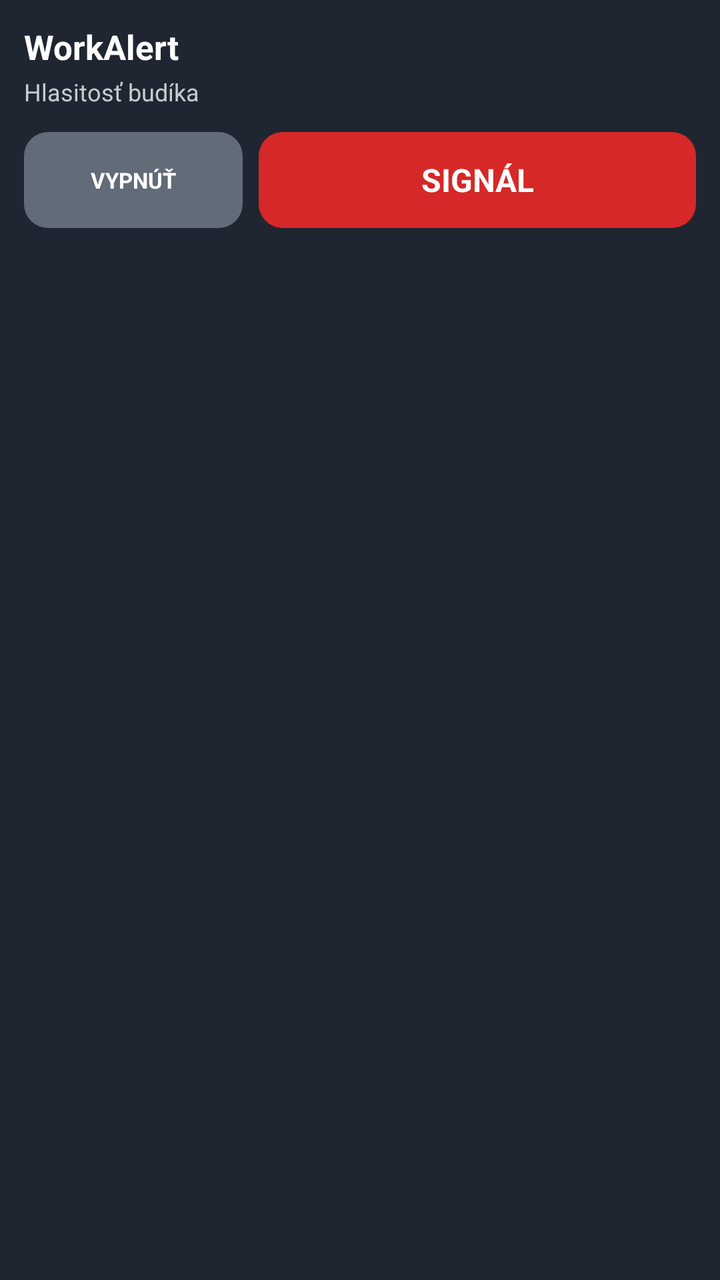
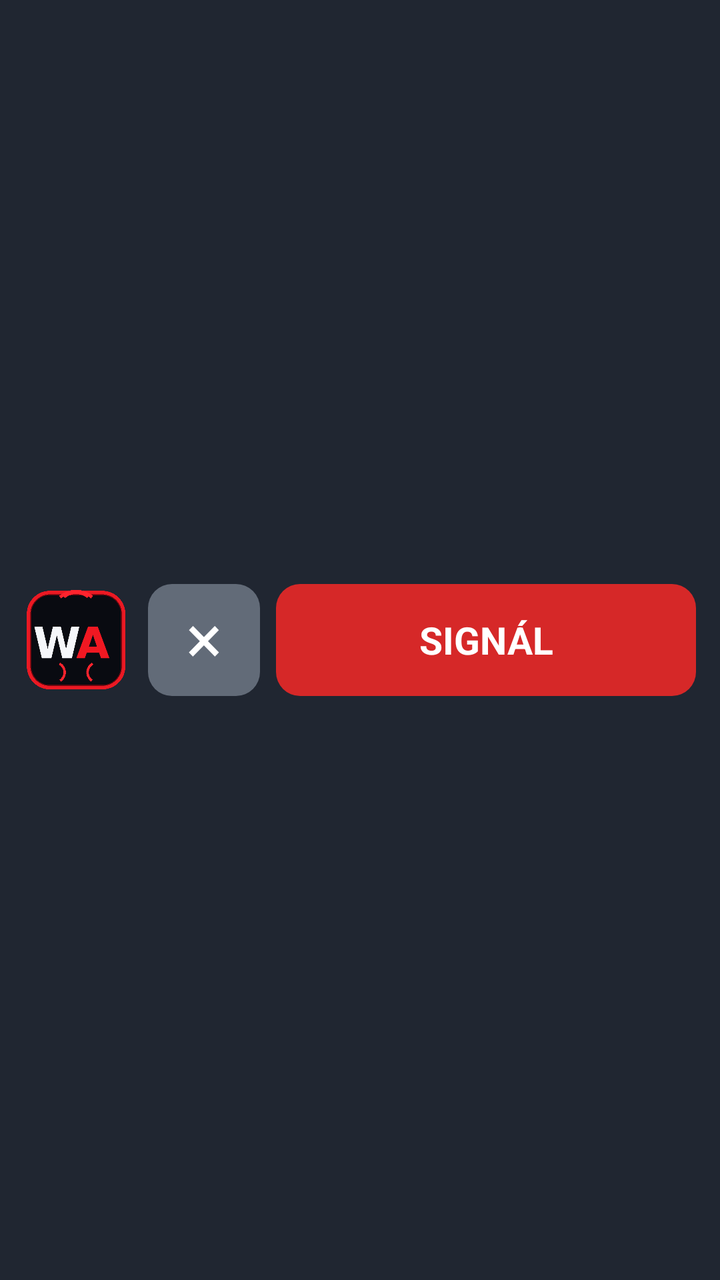

Before-and-after screenshots of an Android layout around one commit, followed by the original layout XML and the change that was made.
<!-- AndroidManifest.xml: application theme android:Theme.Material.Light.NoActionBar -->
<!-- res/layout/notification_workalert_expanded.xml -->
<?xml version="1.0" encoding="utf-8"?>
<LinearLayout xmlns:android="http://schemas.android.com/apk/res/android"
    android:layout_width="match_parent"
    android:layout_height="wrap_content"
    android:orientation="vertical"
    android:padding="12dp"
    android:background="#202631">

    <TextView
        android:id="@+id/notification_title"
        android:layout_width="wrap_content"
        android:layout_height="wrap_content"
        android:text="WorkAlert"
        android:textColor="#FFFFFF"
        android:textSize="17sp"
        android:textStyle="bold" />

    <TextView
        android:id="@+id/notification_status"
        android:layout_width="wrap_content"
        android:layout_height="wrap_content"
        android:layout_marginTop="3dp"
        android:text="Hlasitosť budíka"
        android:textColor="#C7CBD2"
        android:textSize="12sp" />

    <LinearLayout
        android:layout_width="match_parent"
        android:layout_height="wrap_content"
        android:orientation="horizontal"
        android:gravity="center_vertical"
        android:layout_marginTop="12dp">

        <TextView
            android:id="@+id/action_stop"
            android:layout_width="0dp"
            android:layout_height="48dp"
            android:layout_weight="1"
            android:layout_marginEnd="8dp"
            android:background="@drawable/workalert_button_grey"
            android:gravity="center"
            android:text="VYPNÚŤ"
            android:textColor="#FFFFFF"
            android:textSize="11sp"
            android:textStyle="bold" />

        <TextView
            android:id="@+id/action_signal"
            android:layout_width="0dp"
            android:layout_height="48dp"
            android:layout_weight="2"
            android:background="@drawable/workalert_button_red"
            android:gravity="center"
            android:text="SIGNÁL"
            android:textColor="#FFFFFF"
            android:textSize="16sp"
            android:textStyle="bold" />
    </LinearLayout>

</LinearLayout>
<!-- resources referenced by this layout -->
<resources>
  <!-- drawable workalert_button_grey (drawable) -->
  <?xml version="1.0" encoding="utf-8"?>
  <shape xmlns:android="http://schemas.android.com/apk/res/android">
      <solid android:color="#626B78" />
      <corners android:radius="12dp" />
  </shape>
  <!-- drawable workalert_button_red (drawable) -->
  <?xml version="1.0" encoding="utf-8"?>
  <shape xmlns:android="http://schemas.android.com/apk/res/android">
      <solid android:color="#D62828" />
      <corners android:radius="12dp" />
  </shape>
</resources>

<!-- the commit's change to res/layout/notification_workalert_expanded.xml (unified diff, before → after) -->
@@ -2,59 +2,46 @@
 <LinearLayout xmlns:android="http://schemas.android.com/apk/res/android"
     android:layout_width="match_parent"
     android:layout_height="wrap_content"
-    android:orientation="vertical"
-    android:padding="12dp"
+    android:orientation="horizontal"
+    android:gravity="center_vertical"
+    android:paddingStart="12dp"
+    android:paddingEnd="12dp"
+    android:paddingTop="14dp"
+    android:paddingBottom="14dp"
     android:background="#202631">
 
+    <ImageView
+        android:id="@+id/workalert_logo"
+        android:layout_width="52dp"
+        android:layout_height="52dp"
+        android:layout_marginEnd="10dp"
+        android:scaleType="fitCenter"
+        android:src="@drawable/workalert_logo"
+        android:contentDescription="WorkAlert WA" />
+
     <TextView
-        android:id="@+id/notification_title"
-        android:layout_width="wrap_content"
-        android:layout_height="wrap_content"
-        android:text="WorkAlert"
+        android:id="@+id/action_stop"
+        android:layout_width="56dp"
+        android:layout_height="56dp"
+        android:layout_marginEnd="8dp"
+        android:background="@drawable/workalert_button_grey"
+        android:gravity="center"
+        android:text="×"
         android:textColor="#FFFFFF"
-        android:textSize="17sp"
+        android:textSize="34sp"
+        android:fontFamily="sans"
+        android:includeFontPadding="false" />
+
+    <TextView
+        android:id="@+id/action_signal"
+        android:layout_width="0dp"
+        android:layout_height="56dp"
+        android:layout_weight="1"
+        android:background="@drawable/workalert_button_red"
+        android:gravity="center"
+        android:text="SIGNÁL"
+        android:textColor="#FFFFFF"
+        android:textSize="19sp"
         android:textStyle="bold" />
 
-    <TextView
-        android:id="@+id/notification_status"
-        android:layout_width="wrap_content"
-        android:layout_height="wrap_content"
-        android:layout_marginTop="3dp"
-        android:text="Hlasitosť budíka"
-        android:textColor="#C7CBD2"
-        android:textSize="12sp" />
-
-    <LinearLayout
-        android:layout_width="match_parent"
-        android:layout_height="wrap_content"
-        android:orientation="horizontal"
-        android:gravity="center_vertical"
-        android:layout_marginTop="12dp">
-
-        <TextView
-            android:id="@+id/action_stop"
-            android:layout_width="0dp"
-            android:layout_height="48dp"
-            android:layout_weight="1"
-            android:layout_marginEnd="8dp"
-            android:background="@drawable/workalert_button_grey"
-            android:gravity="center"
-            android:text="VYPNÚŤ"
-            android:textColor="#FFFFFF"
-            android:textSize="11sp"
-            android:textStyle="bold" />
-
-        <TextView
-            android:id="@+id/action_signal"
-            android:layout_width="0dp"
-            android:layout_height="48dp"
-            android:layout_weight="2"
-            android:background="@drawable/workalert_button_red"
-            android:gravity="center"
-            android:text="SIGNÁL"
-            android:textColor="#FFFFFF"
-            android:textSize="16sp"
-            android:textStyle="bold" />
-    </LinearLayout>
-
 </LinearLayout>
<!-- resource entries referenced after the edit -->
@@ -12,5 +12,6 @@
       <solid android:color="#D62828" />
       <corners android:radius="12dp" />
   </shape>
+  <!-- drawable workalert_logo: png bitmap (drawable-nodpi, 13848 bytes) -->
 </resources>
 
